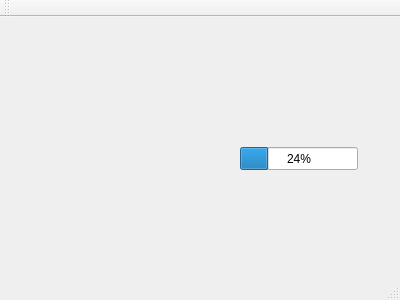
Before: the Qt Designer form mainwindow.ui in AleH95/Symulator_LCS, drawn with Qt 5.
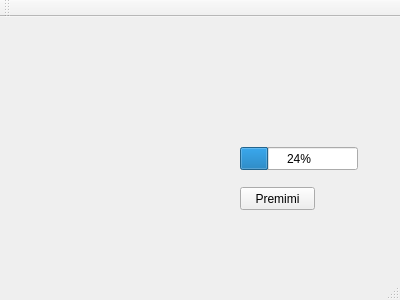
After: the same form once the commit is applied.

Patch:
```diff
--- a/mainwindow.ui
+++ b/mainwindow.ui
@@ -27,6 +27,19 @@
      <number>24</number>
     </property>
    </widget>
+   <widget class="QPushButton" name="Premimi">
+    <property name="geometry">
+     <rect>
+      <x>240</x>
+      <y>170</y>
+      <width>75</width>
+      <height>23</height>
+     </rect>
+    </property>
+    <property name="text">
+     <string>Premimi</string>
+    </property>
+   </widget>
   </widget>
   <widget class="QMenuBar" name="menuBar">
    <property name="geometry">
```
